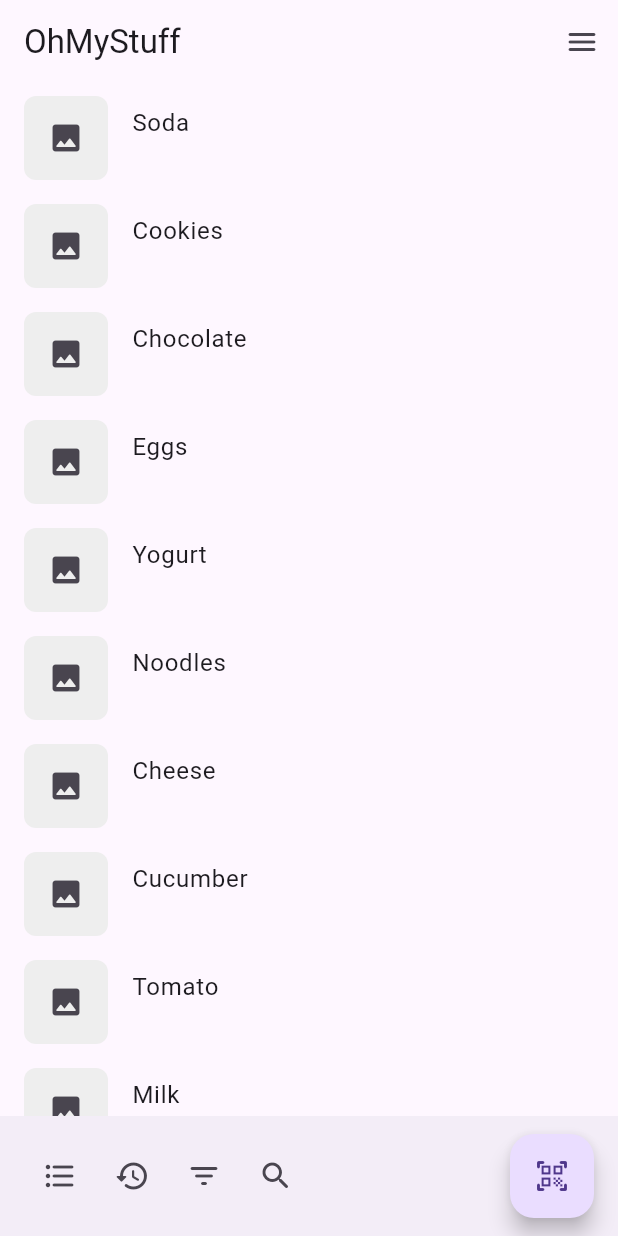
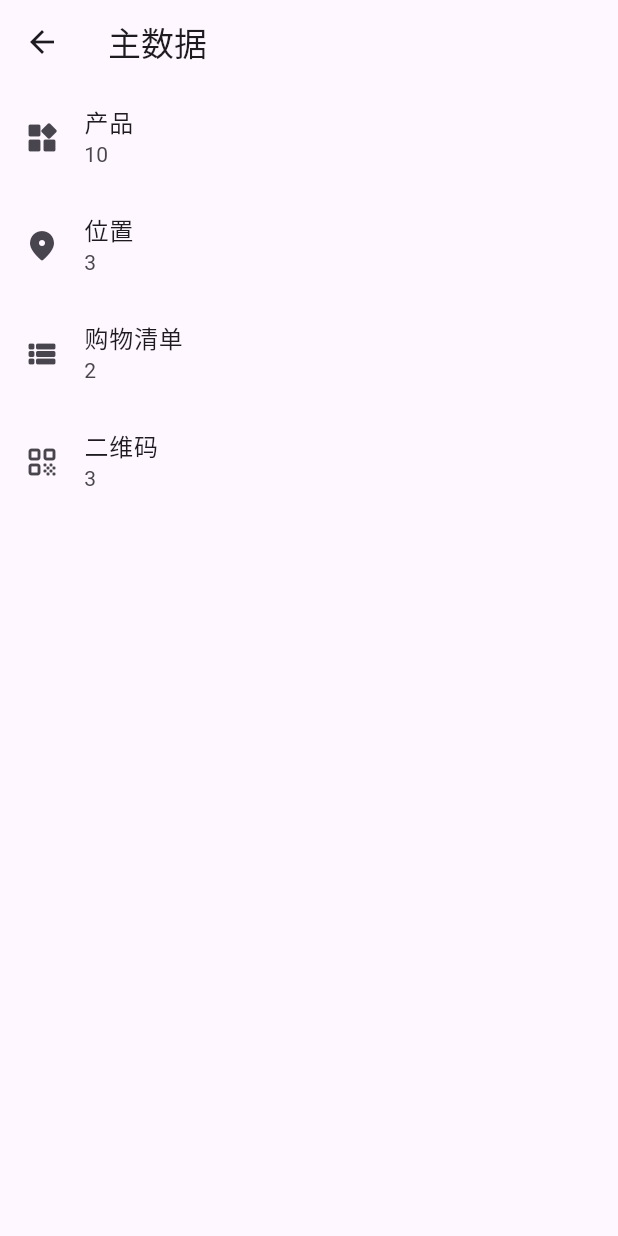
Before and after one commit to OhMyStuff/OhMyStuff, a Flutter app: the screen it shows after launch, after a tap on the "format list bulleted" icon, on a phone screen of 412 x 824 dp. Run offline on Flutter 3.47's test engine with Material 3 defaults, Android fonts, the phone set to English and light mode, and no system bars; our stand-ins replace go_router.

Commit message:
feat(layout): Complete the masterdata page layout

```diff
--- a/lib/router.dart
+++ b/lib/router.dart
@@ -3,6 +3,7 @@ import 'package:go_router/go_router.dart';
 import 'screens/about.dart';
 import 'screens/customize.dart';
 import 'screens/home.dart';
+import 'screens/masterdata.dart';
 import 'screens/settings.dart';
 
 final router = GoRouter(
@@ -25,6 +26,10 @@ final router = GoRouter(
             ),
           ],
         ),
+        GoRoute(
+          path: 'masterdata',
+          builder: (_, __) => MasterDataPage(),
+        ),
       ],
     ),
   ],
--- a/lib/screens/home.dart
+++ b/lib/screens/home.dart
@@ -81,7 +81,7 @@ class HomePage extends StatelessWidget {
         child: Row(
           children: [
             IconButton(
-              onPressed: () {},
+              onPressed: () => context.go('/masterdata'),
               icon: Icon(Icons.format_list_bulleted_rounded),
             ),
             IconButton(
--- /dev/null
+++ b/lib/screens/masterdata.dart
@@ -0,0 +1,42 @@
+import 'package:flutter/material.dart';
+
+class MasterDataPage extends StatelessWidget {
+  const MasterDataPage({super.key});
+
+  @override
+  Widget build(BuildContext context) {
+    return Scaffold(
+      appBar: AppBar(
+        title: Text('主数据'),
+      ),
+      body: ListView(
+        children: [
+          ListTile(
+            leading: Icon(Icons.widgets_rounded),
+            title: Text('产品'),
+            subtitle: Text('10'),
+            onTap: () {},
+          ),
+          ListTile(
+            leading: Icon(Icons.location_on_rounded),
+            title: Text('位置'),
+            subtitle: Text('3'),
+            onTap: () {},
+          ),
+          ListTile(
+            leading: Icon(Icons.view_list_rounded),
+            title: Text('购物清单'),
+            subtitle: Text('2'),
+            onTap: () {},
+          ),
+          ListTile(
+            leading: Icon(Icons.qr_code_rounded),
+            title: Text('二维码'),
+            subtitle: Text('3'),
+            onTap: () {},
+          ),
+        ],
+      ),
+    );
+  }
+}
```
